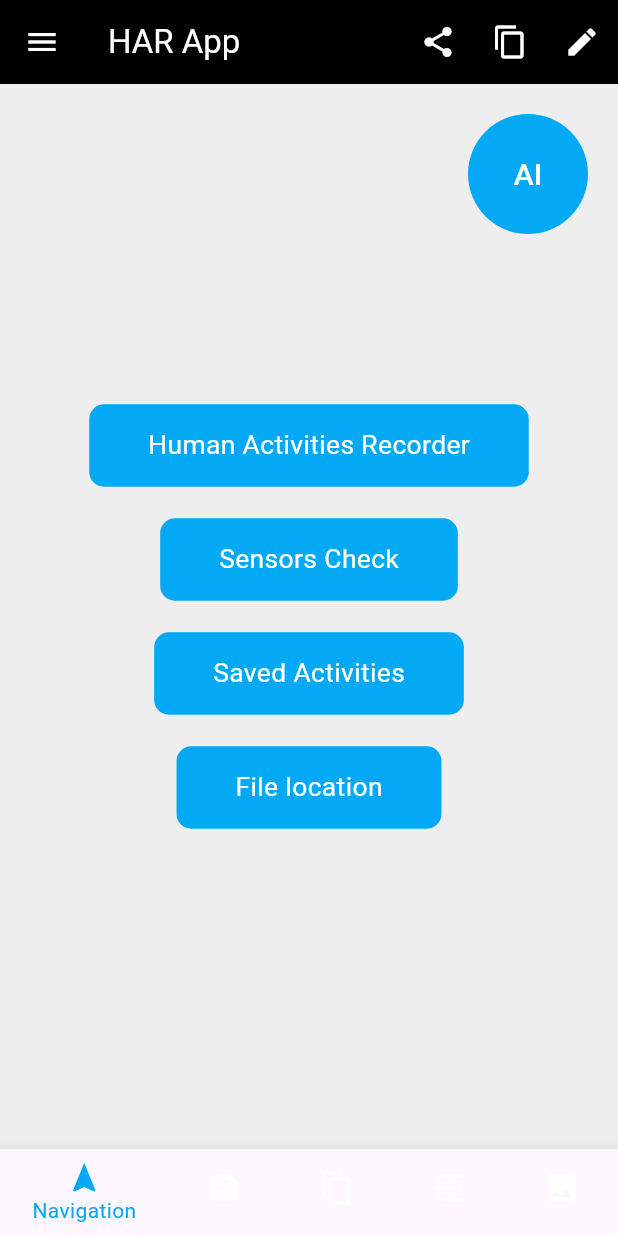
After one commit to MohammadIrtisum/HAR_SS, a Flutter app: the screen it shows after launch, after a tap on "GO", on a phone screen of 412 x 824 dp. The commit adds this screen. Run offline on Flutter 3.47's test engine with Material 3 defaults, Android fonts, the phone set to English and light mode, and no system bars; our stand-ins replace csv, get, google_fonts, permission_handler, sensors_plus, sqflite; accounts and stored records are empty.

Commit message:
value add

```diff
--- /dev/null
+++ b/lib/controllers/animationL_controller.dart
@@ -0,0 +1,48 @@
+import 'dart:async';
+
+import 'package:get/get.dart';
+
+// class LogoAnimationController extends GetxController {
+//   // Observable variables
+//   var shouldAnimate = false.obs;
+//   var shouldShowText = false.obs;
+//
+//   // Method to initialize animation
+//   Future<void> initAnimate() async {
+//     await Future.delayed(const Duration(seconds: 1), () {
+//       shouldAnimate.value = true;
+//       shouldShowText.value = true;
+//     });
+//   }
+//
+//   @override
+//   void onInit() {
+//     super.onInit();
+//     initAnimate();
+//   }
+// }
+
+class LogoAnimationController extends GetxController {
+  RxBool shouldAnimate = false.obs;
+  RxBool shouldShowText = false.obs;
+  late Timer timer;
+
+  @override
+  void onInit() {
+    super.onInit();
+    _startAnimationTimer();
+  }
+
+  void _startAnimationTimer() {
+    timer = Timer(const Duration(seconds: 1), () {
+      shouldAnimate.value = true;
+      shouldShowText.value = true;
+    });
+  }
+
+  @override
+  void onClose() {
+    timer.cancel();
+    super.onClose();
+  }
+}
--- a/lib/controllers/main_controller.dart
+++ b/lib/controllers/main_controller.dart
@@ -33,8 +33,9 @@ class MainController extends GetxController {
   }
 
   Future<void> checkPermissions() async {
-    if (await Permission.storage.isDenied) {
+    if (await Permission.storage.isDenied || await Permission.manageExternalStorage.isDenied) {
       await Permission.storage.request();
+      await Permission.manageExternalStorage.request();
     }
   }
 
@@ -58,25 +59,25 @@ class MainController extends GetxController {
     // Start streaming sensor data
     accelerometerStream = accelerometerEvents.listen((event) {
       accelerometerData.value = [
-        event.x.toStringAsFixed(2),
-        event.y.toStringAsFixed(2),
-        event.z.toStringAsFixed(2),
+        event.x.toStringAsFixed(7),
+        event.y.toStringAsFixed(7),
+        event.z.toStringAsFixed(7),
       ];
     });
 
     gyroscopeStream = gyroscopeEvents.listen((event) {
       gyroscopeData.value = [
-        event.x.toStringAsFixed(2),
-        event.y.toStringAsFixed(2),
-        event.z.toStringAsFixed(2),
+        event.x.toStringAsFixed(7),
+        event.y.toStringAsFixed(7),
+        event.z.toStringAsFixed(7),
       ];
     });
 
     userAccelerationStream = userAccelerometerEvents.listen((event) {
       linearAccelerationData.value = [
-        event.x.toStringAsFixed(2),
-        event.y.toStringAsFixed(2),
-        event.z.toStringAsFixed(2),
+        event.x.toStringAsFixed(7),
+        event.y.toStringAsFixed(7),
+        event.z.toStringAsFixed(7),
       ];
     });
 
@@ -117,28 +118,41 @@ class MainController extends GetxController {
 
   Future<void> saveDataToCSV() async {
     try {
-      final directory = await getApplicationDocumentsDirectory();
-      final filePath = "${directory.path}/sensor_data.csv";
+      // Request storage permissions
+      if (await Permission.storage.isDenied || await Permission.manageExternalStorage.isDenied) {
+        await Permission.storage.request();
+        await Permission.manageExternalStorage.request();
+      }
 
-      // Convert the list to CSV format
+      // Use the public Downloads directory
+      final directory = Directory('/storage/emulated/0/Download');
+      if (!await directory.exists()) {
+        throw Exception('Downloads directory does not exist');
+      }
+
+      // Create a unique file name
+      final filePath = "${directory.path}/sensor_data_${DateTime.now().millisecondsSinceEpoch}.csv";
+
+      // Convert `recordedData` to CSV format
       String csvData = const ListToCsvConverter().convert(recordedData);
 
+      // Write data to the file
       final file = File(filePath);
       await file.writeAsString(csvData);
 
-      // Notify user of success
-      Get.snackbar('Success', 'Data saved to $filePath');
+      // Notify success
+      Get.snackbar('Success', 'File saved to: $filePath');
     } catch (e) {
-      Get.snackbar('Error', 'Failed to save data: $e');
+      // Notify error
+      Get.snackbar('Error', 'Failed to save file: $e');
     } finally {
-      // Clear the recorded data after saving
+      // Clear data after saving (optional)
       recordedData.clear();
     }
   }
 
   void adjustRefreshRate(String rate) {
     refreshRate.value = rate;
-    // Add logic here if you want to adjust the refresh rate of the sensor data
     print("Refresh rate adjusted to: $rate");
   }
 }
--- a/lib/main.dart
+++ b/lib/main.dart
@@ -1,5 +1,6 @@
 import 'package:flutter/material.dart';
 import 'package:get/get.dart';
+import 'package:sensor_recorder/views/logo_animation.dart';
 import 'package:sensor_recorder/views/recording_view.dart';
 import 'views/main_activity.dart';
 
@@ -14,7 +15,7 @@ class HARRecorderApp extends StatelessWidget {
   Widget build(BuildContext context) {
     return GetMaterialApp(
       debugShowCheckedModeBanner: false,
-      home: MainActivity(),
+      home: LogoAnimation(),
     );
   }
 }
--- /dev/null
+++ b/lib/views/animated_ul.dart
@@ -0,0 +1,174 @@
+import 'package:flutter/material.dart';
+import 'package:google_fonts/google_fonts.dart';
+import 'package:get/get.dart';
+import 'package:sensor_recorder/views/main_activity.dart';
+
+class AnimatedUI extends StatefulWidget {
+  @override
+  State<AnimatedUI> createState() => _AnimatedUIState();
+}
+
+class _AnimatedUIState extends State<AnimatedUI> with SingleTickerProviderStateMixin {
+  @override
+  Widget build(BuildContext context) {
+    return Scaffold(
+      appBar: AppBar(
+        backgroundColor: Colors.black,
+        leading: Icon(Icons.menu, color: Colors.white),
+        title: Text("HAR App", style: TextStyle(color: Colors.white)),
+        actions: [
+          IconButton(
+            onPressed: () {},
+            icon: Icon(Icons.share, color: Colors.white),
+          ),
+          IconButton(
+            onPressed: () {},
+            icon: Icon(Icons.copy, color: Colors.white),
+          ),
+          IconButton(
+            onPressed: () {},
+            icon: Icon(Icons.edit, color: Colors.white),
+          ),
+        ],
+      ),
+      body: Stack(
+        children: [
+          // Background dots
+          Container(
+            color: Colors.grey[200],
+          ),
+          // Circular Profile Icon
+          Positioned(
+            top: 20,
+            right: 20,
+            child: CircleAvatar(
+              radius: 40,
+              backgroundColor: Colors.lightBlue,
+              child: Text(
+                "AI",
+                style: TextStyle(color: Colors.white, fontSize: 20),
+              ),
+            ),
+          ),
+          // Centered Buttons
+          Center(
+            child: Column(
+              mainAxisAlignment: MainAxisAlignment.center,
+              children: [
+                AnimatedButton(
+                  label: "Human Activities Recorder",
+                  onTap: () {
+                    Get.to(MainActivity());
+                  },
+                ),
+                SizedBox(height: 20),
+                AnimatedButton(
+                  label: "Sensors Check",
+                  onTap: () => print("Sensors Check tapped"),
+                ),
+                SizedBox(height: 20),
+                AnimatedButton(
+                  label: "Saved Activities",
+                  onTap: () => print("Saved Activities tapped"),
+                ),
+                SizedBox(height: 20),
+                AnimatedButton(
+                  label: "File location",
+                  onTap: () => print("File location tapped"),
+                ),
+              ],
+            ),
+          ),
+        ],
+      ),
+      bottomNavigationBar: BottomNavigationBar(
+        backgroundColor: Colors.black,
+        selectedItemColor: Colors.lightBlue,
+        unselectedItemColor: Colors.white,
+        items: [
+          BottomNavigationBarItem(
+            icon: Icon(Icons.navigation),
+            label: 'Navigation',
+          ),
+          BottomNavigationBarItem(
+            icon: Icon(Icons.text_snippet),
+            label: 'Text',
+          ),
+          BottomNavigationBarItem(
+            icon: Icon(Icons.copy),
+            label: 'Copy',
+          ),
+          BottomNavigationBarItem(
+            icon: Icon(Icons.format_align_left),
+            label: 'Format',
+          ),
+          BottomNavigationBarItem(
+            icon: Icon(Icons.image),
+            label: 'Image',
+          ),
+        ],
+      ),
+    );
+  }
+}
+
+class AnimatedButton extends StatefulWidget {
+  final String label;
+  final VoidCallback onTap;
+
+  const AnimatedButton({required this.label, required this.onTap});
+
+  @override
+  _AnimatedButtonState createState() => _AnimatedButtonState();
+}
+
+class _AnimatedButtonState extends State<AnimatedButton> with SingleTickerProviderStateMixin {
+  late AnimationController _controller;
+  late Animation<double> _scaleAnimation;
+
+  @override
+  void initState() {
+    super.initState();
+    _controller = AnimationController(
+      vsync: this,
+      duration: Duration(milliseconds: 200),
+      lowerBound: 0.9,
+      upperBound: 1.0,
+    );
+    _scaleAnimation = _controller.drive(CurveTween(curve: Curves.easeInOut));
+  }
+
+  @override
+  void dispose() {
+    _controller.dispose();
+    super.dispose();
+  }
+
+  @override
+  Widget build(BuildContext context) {
+    return GestureDetector(
+      onTapDown: (_) => _controller.reverse(),
+      onTapUp: (_) {
+        _controller.forward();
+        widget.onTap();
+      },
+      onTapCancel: () => _controller.forward(),
+      child: ScaleTransition(
+        scale: _scaleAnimation,
+        child: Container(
+          padding: EdgeInsets.symmetric(vertical: 15, horizontal: 40),
+          decoration: BoxDecoration(
+            color: Colors.lightBlue,
+            borderRadius: BorderRadius.circular(10),
+          ),
+          child: Text(
+            widget.label,
+            style: GoogleFonts.roboto(
+              textStyle: TextStyle(color: Colors.white, fontSize: 18),
+            ),
+          ),
+        ),
+      ),
+    );
+  }
+}
--- /dev/null
+++ b/lib/views/logo_animation.dart
@@ -0,0 +1,85 @@
+import 'dart:async';
+import 'package:flutter/material.dart';
+import 'package:get/get.dart';
+import 'package:sensor_recorder/views/animated_ul.dart';
+import '../controllers/animationL_controller.dart';
+
+
+
+class LogoAnimation extends StatelessWidget {
+  const LogoAnimation({super.key});
+
+  @override
+  Widget build(BuildContext context) {
+    final size = MediaQuery.of(context).size;
+    final LogoAnimationController controller = Get.put(LogoAnimationController());
+
+    return Scaffold(
+      body: SizedBox(
+        width: size.width,
+        height: size.height,
+        child: Center(
+          child: Obx(() => GestureDetector(
+            onTap: () {
+              Get.to(  AnimatedUI());
+            },
+            child: Stack(
+              alignment: Alignment.center,
+              children: [
+                AnimatedContainer(
+                  duration: const Duration(milliseconds: 777),
+                  curve: Curves.decelerate,
+                  width: controller.shouldAnimate.value
+                      ? size.width * .55
+                      : size.width * .41,
+                  height: controller.shouldAnimate.value
+                      ? size.width * .55
+                      : size.width * .41,
+                  decoration: BoxDecoration(
+                    color: Colors.grey,
+                    borderRadius: BorderRadius.circular(1000),
+                  ),
+                ),
+                AnimatedContainer(
+                  duration: const Duration(milliseconds: 555),
+                  curve: Curves.decelerate,
+                  width: controller.shouldAnimate.value
+                      ? size.width * .48
+                      : size.width * .41,
+                  height: controller.shouldAnimate.value
+                      ? size.width * .48
+                      : size.width * .41,
+                  decoration: BoxDecoration(
+                    color: const Color(0xff4b4b4b),
+                    borderRadius: BorderRadius.circular(1000),
+                  ),
+                ),
+                Container(
+                  width: size.width * .41,
+                  height: size.width * .41,
+                  decoration: BoxDecoration(
+                    color: Colors.black,
+                    borderRadius: BorderRadius.circular(1000),
+                  ),
+                ),
+                AnimatedOpacity(
+                  duration: const Duration(milliseconds: 2000),
+                  curve: Curves.decelerate,
+                  opacity: controller.shouldAnimate.value ? 1 : 0,
+                  child: const Text(
+                    "GO",
+                    style: TextStyle(
+                      fontSize: 31,
+                      fontWeight: FontWeight.w900,
+                      color: Colors.white,
+                    ),
+                  ),
+                ),
+              ],
+            ),
+          )),
+        ),
+      ),
+    );
+  }
+}
--- a/pubspec.yaml
+++ b/pubspec.yaml
@@ -44,6 +44,9 @@ dependencies:
   provider: ^6.1.2
   path_provider: ^2.1.5
   csv: ^6.0.0
+  google_fonts: ^6.2.1
+  open_file: ^3.5.10
+  syncfusion_flutter_xlsio: ^27.2.4
 
 dev_dependencies:
   flutter_test:
```
Also changed, not shown: pubspec.lock, 4 other files.
